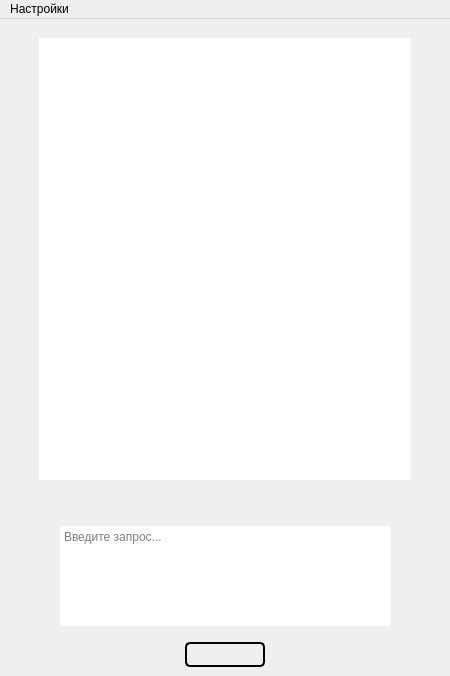
This is ui/main.ui in marakhd/FreeChatGPT-App as Qt 5 draws it before an edit. The edited form follows.
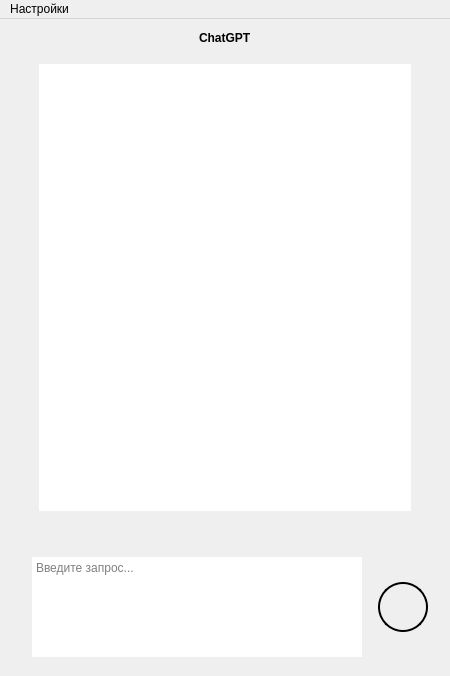
This is the edited form. Icons and pictures are not drawn.

The edit to the form file:
```diff
--- a/ui/main.ui
+++ b/ui/main.ui
@@ -31,19 +31,17 @@
 background-repeat: no-repeat; /* Избегаем повторений */
 background-position: center; /* Центрируем изображение */
 }
-QTextEdit {
+QTextEdit, QListWidget {
 background-color: rgba(255, 255, 255, .8);
 border-radius: 12px;
 padding: 10px;
 }
 QPushButton {
-background-color: rgba(255, 255, 255, 0);
+background-color: rgba(255, 255, 255, .6);
 width: 20px;
+height: 10px;
 border: 2px solid black;
-border-radius: 5px;
-}
-QPushButton:active {
-background-color: rgba(255, 255, 255, .6);
+border-radius: 25px;
 }
 </string>
   </property>
@@ -55,7 +53,48 @@
     <item row="0" column="1">
      <layout class="QVBoxLayout" name="verticalLayout">
       <item>
-       <layout class="QHBoxLayout" name="scrollLayout_2">
+       <layout class="QHBoxLayout" name="header">
+        <item>
+         <spacer name="horizontalSpacer_4">
+          <property name="orientation">
+           <enum>Qt::Horizontal</enum>
+          </property>
+          <property name="sizeHint" stdset="0">
+           <size>
+            <width>40</width>
+            <height>20</height>
+           </size>
+          </property>
+         </spacer>
+        </item>
+        <item>
+         <widget class="QLabel" name="headerText">
+          <property name="styleSheet">
+           <string notr="true">font-weight: bold;
+font: 25px &quot;JetBrains Mono&quot;;</string>
+          </property>
+          <property name="text">
+           <string>ChatGPT</string>
+          </property>
+         </widget>
+        </item>
+        <item>
+         <spacer name="horizontalSpacer_3">
+          <property name="orientation">
+           <enum>Qt::Horizontal</enum>
+          </property>
+          <property name="sizeHint" stdset="0">
+           <size>
+            <width>40</width>
+            <height>20</height>
+           </size>
+          </property>
+         </spacer>
+        </item>
+       </layout>
+      </item>
+      <item>
+       <layout class="QHBoxLayout" name="chatLayout">
         <property name="spacing">
          <number>0</number>
         </property>
@@ -76,7 +115,7 @@
          </spacer>
         </item>
         <item>
-         <widget class="QTextBrowser" name="textBrowser"/>
+         <widget class="QListWidget" name="chatListWidget"/>
         </item>
         <item>
          <spacer name="horizontalSpacer">
@@ -156,36 +195,6 @@
          </widget>
         </item>
         <item>
-         <spacer name="horizontalSpacer_5">
-          <property name="orientation">
-           <enum>Qt::Horizontal</enum>
-          </property>
-          <property name="sizeHint" stdset="0">
-           <size>
-            <width>40</width>
-            <height>20</height>
-           </size>
-          </property>
-         </spacer>
-        </item>
-       </layout>
-      </item>
-      <item>
-       <layout class="QHBoxLayout" name="buttonLayout">
-        <item>
-         <spacer name="horizontalSpacer_4">
-          <property name="orientation">
-           <enum>Qt::Horizontal</enum>
-          </property>
-          <property name="sizeHint" stdset="0">
-           <size>
-            <width>40</width>
-            <height>20</height>
-           </size>
-          </property>
-         </spacer>
-        </item>
-        <item>
          <widget class="QPushButton" name="sendButton">
           <property name="sizePolicy">
            <sizepolicy hsizetype="Fixed" vsizetype="Fixed">
@@ -195,8 +204,8 @@
           </property>
           <property name="minimumSize">
            <size>
-            <width>80</width>
-            <height>25</height>
+            <width>50</width>
+            <height>50</height>
            </size>
           </property>
           <property name="text">
@@ -209,7 +218,7 @@
          </widget>
         </item>
         <item>
-         <spacer name="horizontalSpacer_3">
+         <spacer name="horizontalSpacer_5">
           <property name="orientation">
            <enum>Qt::Horizontal</enum>
           </property>
```
Left out of the diff: 14 changed lines with no effect on the pictures.
